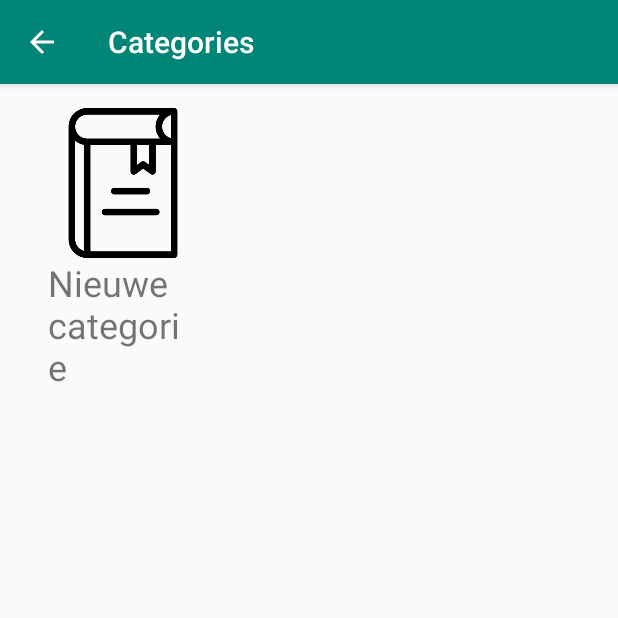
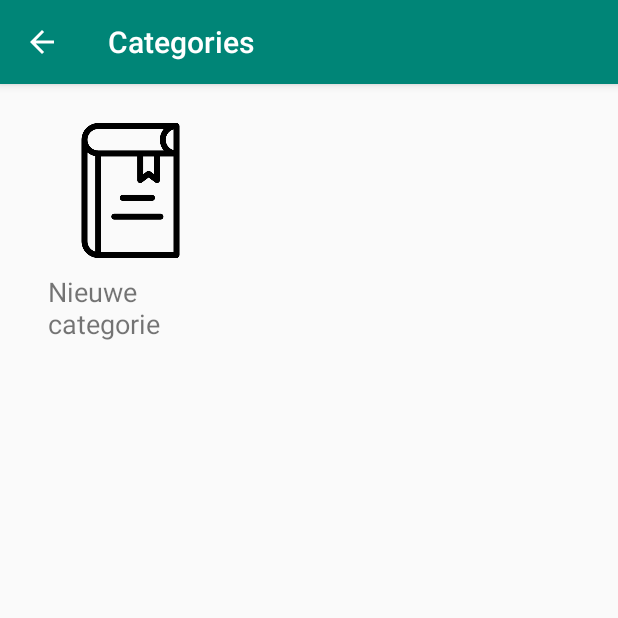
Before and after one commit to Kvtulder/Programmeer-project, an Android app: the screen it shows after launch (ManageCategoriesActivity), after a tap on "Show categories", on a phone screen of 412 x 824 dp, the top half of it. Run offline under Robolectric (Android 15) with nearby library versions, the phone set to English and light mode, and no system bars; libraries missing offline, so code that uses them is left out: com.github.mikephil.charting; 9 statements that could not run were skipped.

Commit message:
better code, more comments

```diff
--- a/app/src/main/java/com/example/kasper/insight/CSVReaderCallback.java
+++ /dev/null
@@ -1,7 +0,0 @@
-package com.example.kasper.insight;
-
-public interface CSVReaderCallback {
-
-    abstract void onInvalidFile();
-    abstract void onParseException();
-}
--- a/app/src/main/java/com/example/kasper/insight/CategoryAdapter.java
+++ b/app/src/main/java/com/example/kasper/insight/CategoryAdapter.java
@@ -12,14 +12,11 @@ import java.util.ArrayList;
 
 public class CategoryAdapter extends BaseAdapter {
 
-    private SQLManager sqlManager;
     private ArrayList<CategoryObject> categories;
     private int layoutFile;
-
-    Context context;
+    private Context context;
 
     public CategoryAdapter(Context context, int layoutFile, ArrayList<CategoryObject> categories) {
-
         this.context = context;
         this.layoutFile = layoutFile;
         this.categories = categories;
@@ -29,7 +26,7 @@ public class CategoryAdapter extends BaseAdapter {
         categories.add(position, object);
     }
 
-    // overide method for when the object can be inserted at the end
+    // overide method for when the object can be inserted at the end (like a queue)
     public void addPosition(CategoryObject object){
         categories.add(object);
     }
@@ -40,6 +37,7 @@ public class CategoryAdapter extends BaseAdapter {
             if (category.getName().equals(categoryName))
                 return categories.indexOf(category);
         }
+        // nothing found yet: return -1
         return -1;
     }
 
@@ -63,11 +61,13 @@ public class CategoryAdapter extends BaseAdapter {
 
         CategoryObject category = categories.get(position);
 
+        // inflate layout file
         if(convertView == null){
             LayoutInflater inflater = LayoutInflater.from(context);
             convertView = inflater.inflate(layoutFile, parent, false);
         }
 
+        // set the icon
         ImageView imageView = convertView.findViewById(R.id.categoryLogo);
         Drawable drawable = context.getResources().getDrawable(category.getDrawableID());
         imageView.setImageDrawable(drawable);
--- a/app/src/main/java/com/example/kasper/insight/DateSpinnerAdapter.java
+++ b/app/src/main/java/com/example/kasper/insight/DateSpinnerAdapter.java
@@ -15,7 +15,6 @@ public class DateSpinnerAdapter extends BaseAdapter {
     ArrayList<PeriodObject> dateItems = new ArrayList<>();
     Context context;
 
-
     public DateSpinnerAdapter(Context context) {
 
         this.context = context;
@@ -24,36 +23,30 @@ public class DateSpinnerAdapter extends BaseAdapter {
         SQLManager sqlManager = SQLManager.getInstance(context);
         Long millisecs = sqlManager.getOldestTransaction();
 
-
         // create two calendars, current date and oldest date
         Calendar calendarIterator = Calendar.getInstance();
         Calendar firstTransaction = Calendar.getInstance();
 
-        // if there are no transactions, getOldestTransaction returns null
-        //
+        // if there is no transaction, set oldest to current datetime
         if(millisecs != null)
-        {
             firstTransaction.setTimeInMillis(millisecs);
-        }
 
         // calculate difference
         int years = calendarIterator.get(Calendar.YEAR) - firstTransaction.get(Calendar.YEAR);
         int months = calendarIterator.get(Calendar.MONTH) - firstTransaction.get(Calendar.MONTH);
-
-        // also count the current month as an option so add 1
-        months++;
+        months++; // current month is also an option: add 1
 
         // calculate the total spinner items, one for every month
         int total = years * 12 + months;
 
+        // match months with calendar months
         calendarIterator.set(Calendar.DAY_OF_MONTH,1);
 
         // create period objects for every spinner item
         for(int i = 0; i < total; i++){
 
+            // start with the last month, than go back until no months left
             PeriodObject period = new PeriodObject(calendarIterator.getTimeInMillis());
-
-            // go back one month
             calendarIterator.add(Calendar.MONTH, -1);
             dateItems.add(period);
         }
@@ -76,13 +69,15 @@ public class DateSpinnerAdapter extends BaseAdapter {
 
     @Override
     public View getView(int position, View convertView, ViewGroup parent) {
+
+        // inflate the resource file
         if(convertView == null){
             LayoutInflater inflater = LayoutInflater.from(context);
             convertView = inflater.inflate(R.layout.date_spinner_item, parent, false);
         }
 
+        // set the textview
         TextView nameText = convertView.findViewById(R.id.nameText);
-
         PeriodObject dateItem = dateItems.get(position);
         nameText.setText(dateItem.getString());
 
--- /dev/null
+++ b/app/src/main/java/com/example/kasper/insight/FragmentPagerAdapter.java
@@ -0,0 +1,152 @@
+package com.example.kasper.insight;
+
+import android.content.Intent;
+import android.os.Bundle;
+import android.support.annotation.NonNull;
+import android.support.annotation.Nullable;
+import android.support.v4.app.Fragment;
+import android.support.v4.app.FragmentManager;
+import android.view.LayoutInflater;
+import android.view.View;
+import android.view.ViewGroup;
+import android.widget.TextView;
+
+import com.github.mikephil.charting.charts.PieChart;
+import com.github.mikephil.charting.data.Entry;
+import com.github.mikephil.charting.data.PieData;
+import com.github.mikephil.charting.data.PieDataSet;
+import com.github.mikephil.charting.data.PieEntry;
+import com.github.mikephil.charting.highlight.Highlight;
+import com.github.mikephil.charting.listener.OnChartValueSelectedListener;
+import com.github.mikephil.charting.utils.ColorTemplate;
+
+import java.util.ArrayList;
+
+public class FragmentPagerAdapter extends android.support.v4.app.FragmentPagerAdapter {
+
+    private static final int NUM_OF_TABS = 2;
+
+    FragmentItem incomeFragment = new FragmentItem();
+    FragmentItem spendingFragment = new FragmentItem();
+
+    public FragmentPagerAdapter(FragmentManager fm, PeriodObject period) {
+        super(fm);
+
+        // pass period object to the fragments
+        Bundle incomeBundle = new Bundle();
+        incomeBundle.putSerializable("period", period);
+        incomeBundle.putBoolean("income", true);
+        incomeFragment.setArguments(incomeBundle);
+
+
+        Bundle spendingBundle = new Bundle();
+        spendingBundle.putSerializable("period", period);
+        incomeBundle.putBoolean("income", false);
+        spendingFragment.setArguments(spendingBundle);
+    }
+
+    @Override
+    public Fragment getItem(int i) {
+
+        if(i == 0)
+            return incomeFragment;
+        else
+            return spendingFragment;
+    }
+
+    @Override
+    public int getCount() {
+        return NUM_OF_TABS;
+    }
+
+    public static class FragmentItem extends Fragment{
+
+        // init variables
+        private PieChart pieChart;
+        private SQLManager sqlManager;
+        private StatisticsHelper helper = new StatisticsHelper();
+        private TextView totalText;
+
+        // set default to income fragment
+        private Boolean income = Boolean.TRUE;
+
+        private ArrayList<TransactionObject> transactions;
+
+
+        @Nullable
+        @Override
+        public View onCreateView(@NonNull LayoutInflater inflater, @Nullable ViewGroup container, @Nullable Bundle savedInstanceState) {
+            View view = inflater.inflate(R.layout.insight_tab_item, container, false);
+
+            // init sql manager
+            sqlManager = SQLManager.getInstance(getContext());
+            pieChart = view.findViewById(R.id.piechart);
+            totalText = view.findViewById(R.id.totalText);
+
+            // renew the transaction list to the selected period
+            Bundle arguments = getArguments();
+            if(arguments != null) {
+                PeriodObject period = (PeriodObject) arguments.getSerializable("period");
+                income = arguments.getBoolean("income");
+                onPeriodChanged(period);
+            }
+            return view;
+        }
+
+        public void onPeriodChanged(PeriodObject period){
+
+
+            if(income){
+                transactions = sqlManager.getTransactionsByPeriod(period);
+                totalText.setText("Inkomsten deze maand: " + helper.getTotal(transactions));
+            }
+            else{
+                transactions = sqlManager.getTransactionsByPeriod(period);
+                totalText.setText("Uitgaven deze maand: " + helper.getTotal(transactions));
+
+            }
+
+            // renew the piechart
+            initPieChart();
+
+        }
+
+        // draw the pie chart
+        public void initPieChart(){
+
+            // create the dataset
+            PieDataSet dataSet = helper.getSpendingPieData(transactions, "Insight");
+            PieData data = new PieData(dataSet);
+            pieChart.setData(data);
+
+            // set the visuals
+            pieChart.animateXY(1000, 100);
+            dataSet.setColors(ColorTemplate.COLORFUL_COLORS);
+            pieChart.setHoleRadius(45f);
+            pieChart.setRotationEnabled(false);
+
+            pieChart.setOnChartValueSelectedListener(new OnChartValueSelectedListener() {
+
+                // guide the user to the category activity when clicked on a piechart category
+                @Override
+                public void onValueSelected(Entry e, Highlight h) {
+
+                    final PieEntry pieEntry = (PieEntry) e;
+                    CategoryObject category = sqlManager.getCategoryByName(pieEntry.getLabel());
+                    Intent intent = new Intent(getContext(), CategoryViewActivity.class);
+                    intent.putExtra("category", category);
+                    startActivity(intent);
+
+                }
+
+                @Override
+                public void onNothingSelected() {
+                    // never gets called because we start a new activity when a value is selected
+
+                }
+            });
+
+        }
+
+    }
+}
--- a/app/src/main/java/com/example/kasper/insight/InsightActivity.java
+++ b/app/src/main/java/com/example/kasper/insight/InsightActivity.java
@@ -3,13 +3,16 @@ package com.example.kasper.insight;
 import android.content.Context;
 import android.content.Intent;
 import android.support.annotation.Nullable;
+import android.support.v4.app.FragmentTransaction;
+import android.support.v4.view.ViewPager;
+import android.support.v7.app.ActionBar;
 import android.support.v7.app.AppCompatActivity;
 import android.os.Bundle;
-import android.util.Log;
 import android.view.Menu;
 import android.view.MenuInflater;
 import android.view.MenuItem;
 import android.view.View;
+import android.view.Window;
 import android.widget.AdapterView;
 import android.widget.Spinner;
 import android.widget.Toast;
@@ -18,112 +21,73 @@ import java.io.FileDescriptor;
 import java.io.FileNotFoundException;
 import java.util.ArrayList;
 
-// import all the piechart classes
-import com.github.mikephil.charting.charts.PieChart;
-import com.github.mikephil.charting.data.Entry;
-import com.github.mikephil.charting.data.PieData;
-import com.github.mikephil.charting.data.PieDataSet;
-import com.github.mikephil.charting.data.PieEntry;
-import com.github.mikephil.charting.highlight.Highlight;
-import com.github.mikephil.charting.listener.OnChartValueSelectedListener;
-import com.github.mikephil.charting.utils.ColorTemplate;
-
-
 public class InsightActivity extends AppCompatActivity {
-
 
     int CSVREADREQUESTCODE = 1;
 
-    // init variables
-    private PieChart pieChart;
-    private Context context;
-    private SQLManager sqlManager;
-    private StatisticsHelper helper = new StatisticsHelper();
-
     private ArrayList<TransactionObject> transactions;
-
+    private FragmentPagerAdapter.FragmentItem item;
 
     @Override
     protected void onCreate(Bundle savedInstanceState) {
 
         super.onCreate(savedInstanceState);
+        getWindow().requestFeature(Window.FEATURE_ACTION_BAR);
         setContentView(R.layout.activity_insight);
 
-        // init sql manager
-        sqlManager = SQLManager.getInstance(this);
-
-        pieChart = findViewById(R.id.piechart);
-        context = this;
+        final ActionBar actionBar = getSupportActionBar();
+        actionBar.setNavigationMode(ActionBar.NAVIGATION_MODE_TABS);
 
         // set the adapters
         final Spinner spinner = findViewById(R.id.spinner);
         spinner.setAdapter(new DateSpinnerAdapter(this));
 
-        // renew the transaction list to the selected period
+
         PeriodObject period = (PeriodObject) spinner.getSelectedItem();
-        onPeriodChanged(period);
+        final FragmentPagerAdapter adapter = new FragmentPagerAdapter(getSupportFragmentManager(), period);
+        final ViewPager viewPager = findViewById(R.id.viewPager);
+        viewPager.setAdapter(adapter);
 
+        // set up the tab listener
+        ActionBar.TabListener tabListener = new ActionBar.TabListener() {
+
+            @Override
+            public void onTabSelected(ActionBar.Tab tab, FragmentTransaction fragmentTransaction) {
+                viewPager.setCurrentItem(tab.getPosition());
+            }
+
+            @Override
+            public void onTabUnselected(ActionBar.Tab tab, FragmentTransaction fragmentTransaction) {
+            }
+
+            @Override
+            public void onTabReselected(ActionBar.Tab tab, FragmentTransaction fragmentTransaction) {
+            }
+        };
+
+        // create the two tabs
+        actionBar.addTab(actionBar.newTab().setText("Inkomsten").setTabListener(tabListener));
+        actionBar.addTab(actionBar.newTab().setText("Uitgaven").setTabListener(tabListener));
+
+        // create an reference the the open fragment
+        int position = viewPager.getCurrentItem();
+        item = (FragmentPagerAdapter.FragmentItem) adapter.getItem(position);
+
+        // set an on item listener for the dropdown menu
         spinner.setOnItemSelectedListener(new AdapterView.OnItemSelectedListener() {
             @Override
             public void onItemSelected(AdapterView<?> parent, View view, int position, long id) {
 
                 // update the UI
                 PeriodObject period = (PeriodObject) spinner.getSelectedItem();
-                onPeriodChanged(period);
+                InsightActivity.this.item.onPeriodChanged(period);
             }
 
             @Override
             public void onNothingSelected(AdapterView<?> parent) {
-
+                // do nothing
             }
         });
-
-
-    }
-
-    public void onPeriodChanged(PeriodObject period){
-
-        transactions = sqlManager.getTransactionsByPeriod(period);
-
-        // renew the piechart
-        initPieChart();
-
-    }
-
-    // draw the pie chart
-    public void initPieChart(){
-
-        // create the dataset
-        PieDataSet dataSet = helper.getSpendingPieData(transactions, "Insight");
-        PieData data = new PieData(dataSet);
-        pieChart.setData(data);
-
-        // set the visuals
-        pieChart.animateXY(1000, 100);
-        dataSet.setColors(ColorTemplate.COLORFUL_COLORS);
-        pieChart.setHoleRadius(45f);
-
-        pieChart.setOnChartValueSelectedListener(new OnChartValueSelectedListener() {
-
-            // guide the user to the category activity when clicked on a piechart category
-            @Override
-            public void onValueSelected(Entry e, Highlight h) {
-
-                final PieEntry pieEntry = (PieEntry) e;
-                CategoryObject category = sqlManager.getCategoryByName(pieEntry.getLabel());
-                Intent intent = new Intent(context, CategoryViewActivity.class);
-                intent.putExtra("category", category);
-                startActivity(intent);
-
-            }
-
-            @Override
-            public void onNothingSelected() {
-                // never gets called because we start a new activity when a value is selected
-                //
-            }
-        });
-
     }
 
     // inflate our custom toolbar menu
@@ -179,15 +143,15 @@ public class InsightActivity extends AppCompatActivity {
                     .openFileDescriptor(data.getData(), "r").getFileDescriptor();
 
             CSVReader csvReader = new CSVReader(fd, this);
-            csvReader.storeTransactions(new CSVReaderCallback() {
+            csvReader.storeTransactions(new CSVReader.CSVReaderCallback() {
                 @Override
                 public void onInvalidFile() {
-                    Toast.makeText(context, "Invalid file!", Toast.LENGTH_LONG);
+                    Toast.makeText(InsightActivity.this, "Invalid file!", Toast.LENGTH_LONG);
                 }
 
                 @Override
                 public void onParseException() {
-                    Toast.makeText(context, "Couldn't parse file!", Toast.LENGTH_LONG);
+                    Toast.makeText(InsightActivity.this, "Couldn't parse file!", Toast.LENGTH_LONG);
                 }
             });
 
--- a/app/src/main/java/com/example/kasper/insight/ManageCategoriesActivity.java
+++ b/app/src/main/java/com/example/kasper/insight/ManageCategoriesActivity.java
@@ -1,6 +1,5 @@
 package com.example.kasper.insight;
 
-import android.content.Context;
 import android.content.Intent;
 import android.os.Bundle;
 import android.support.v7.app.AppCompatActivity;
@@ -12,29 +11,24 @@ import java.util.ArrayList;
 
 public class ManageCategoriesActivity extends AppCompatActivity {
 
-    SQLManager sqlManager;
+    private SQLManager sqlManager;
+    private CategoryAdapter adapter;
+    private GridView gridView;
+    int newCategoryItemPosition = 0;
+
 
     @Override
     protected void onCreate(Bundle savedInstanceState) {
         super.onCreate(savedInstanceState);
         setContentView(R.layout.activity_manage_categories);
 
+        gridView = findViewById(R.id.gridview);
+
         sqlManager = SQLManager.getInstance(this);
+
         ArrayList<CategoryObject> categories = sqlManager.getCategories();
-
-        final CategoryAdapter adapter = new CategoryAdapter(this, R.layout.category_grid_item,
-                categories);
-
-
-        GridView gridView = findViewById(R.id.gridview);
-        gridView.setAdapter(adapter);
-
-        final CategoryObject newCategoryItem = new CategoryObject("Nieuwe categorie",
-                Icon.BOOK, false, false);
-        adapter.addPosition(newCategoryItem);
-
-        // we've added the new item at the end of the grid, so the id equals the total amount - 1
-        final int newCategoryItemPosition = adapter.getCount() - 1;
+        adapter = new CategoryAdapter(this, R.layout.category_grid_item, categories);
+        renew();
 
         // let the user view categories by clicking on them
         gridView.setOnItemClickListener(new AdapterView.OnItemClickListener() {
@@ -55,11 +49,28 @@ public class ManageCategoriesActivity extends AppCompatActivity {
 
                 startActivity(intent);
                 // start it!
-
-
             }
         });
 
     }
 
+    public void renew(){
+        ArrayList<CategoryObject> categories = sqlManager.getCategories();
+        adapter = new CategoryAdapter(this, R.layout.category_grid_item, categories);
+        gridView.setAdapter(adapter);
+
+        final CategoryObject newCategoryItem = new CategoryObject("Nieuwe categorie",
+                Icon.BOOK, false, false);
+        adapter.addPosition(newCategoryItem);
+
+        // we've added the new item at the end of the grid, so the id equals the total amount - 1
+        newCategoryItemPosition = adapter.getCount() - 1;
+    }
+
+    @Override
+    protected void onResume() {
+        super.onResume();
+        // there might have been created a new category! Make sure everything is up to date
+        renew();
+    }
 }
--- a/app/src/main/java/com/example/kasper/insight/PeriodObject.java
+++ b/app/src/main/java/com/example/kasper/insight/PeriodObject.java
@@ -1,10 +1,11 @@
 package com.example.kasper.insight;
 
+import java.io.Serializable;
 import java.text.SimpleDateFormat;
 import java.util.Calendar;
 import java.util.Date;
 
-public class PeriodObject {
+public class PeriodObject implements Serializable {
 
     String format;
     Date start;
--- a/app/src/main/java/com/example/kasper/insight/SQLManager.java
+++ b/app/src/main/java/com/example/kasper/insight/SQLManager.java
@@ -22,7 +22,7 @@ public class SQLManager extends SQLiteOpenHelper {
     private static final String TABLENAME_CATEGORIES = "categories";
     private static final String TABLENAME_LINKED_TRANSACTIONS = "linked_transactions";
 
-    private SQLManager(@Nullable Context context, @Nullable String name, @Nullable SQLiteDatabase.CursorFactory factory, int version) {
+    private SQLManager(Context context, @Nullable String name, @Nullable SQLiteDatabase.CursorFactory factory, int version) {
         super(context, name, factory, version);
 
         // init database
@@ -33,7 +33,7 @@ public class SQLManager extends SQLiteOpenHelper {
     public static SQLManager getInstance(Context context){
 
         if(instance == null)
-            instance = new SQLManager(context, DATABASENAME, null, 16);
+            instance = new SQLManager(context, DATABASENAME, null, 19);
         return instance;
     }
 
@@ -130,7 +130,7 @@ public class SQLManager extends SQLiteOpenHelper {
     }
 
 
-    public ArrayList<TransactionObject> getTransactionsWithoutCategoryID(int ID){
+    public ArrayList<TransactionObject> getTransactionsWithCategoryID(int ID){
 
         String[] whereArgs = {String.format("%d",ID)};
         Cursor cursor = database
@@ -179,7 +179,6 @@ public class SQLManager extends SQLiteOpenHelper {
         categoryData.put("spending", spending);
 
         database.insert(TABLENAME_CATEGORIES, null, categoryData);
-
     }
 
     // Transforms the cursor from the database into an arraylist with transactions
@@ -277,6 +276,8 @@ public class SQLManager extends SQLiteOpenHelper {
                 "spending INT," +
                 "drawable TEXT);";
 
+        db.execSQL(query);
+
         // create linked transations table
         query = "CREATE TABLE " + TABLENAME_LINKED_TRANSACTIONS + "(" +
                 "_id INTEGER PRIMARY KEY AUTOINCREMENT," +
@@ -285,32 +286,16 @@ public class SQLManager extends SQLiteOpenHelper {
                 "category_id INT);";
 
         db.execSQL(query);
-
-        // insert default data
-        insertDefaultCategories();
     }
 
     @Override
     public void onUpgrade(SQLiteDatabase db, int oldVersion, int newVersion) {
-        //TODO Only for testing purposes: this deletes all user data!
         // delete database and create again
         db.execSQL("DROP TABLE IF EXISTS " + TABLENAME_TRANSACTIONS);
         db.execSQL("DROP TABLE IF EXISTS " + TABLENAME_CATEGORIES);
+        db.execSQL("DROP TABLE IF EXISTS " + TABLENAME_LINKED_TRANSACTIONS);
+
         onCreate(db);
 
     }
-
-    private void insertDefaultCategories(){
-        CategoryObject object1 =
-                new CategoryObject("Algemene inkomsten", Icon.MONEY,true, false);
-        CategoryObject object2 =
-                new CategoryObject("Boodschappen", Icon.CUTLERY, false, true);
-        CategoryObject object3 =
-                new CategoryObject("Huur", Icon.HOME, false, true);
-
-        CategoryObject[] objectArray = {object1, object2, object3};
-        for(CategoryObject iterator : objectArray){
-            insertCategory(iterator);
-        }
-    }
 }
--- a/app/src/main/java/com/example/kasper/insight/TransactionFragmentStatePagerAdapter.java
+++ b/app/src/main/java/com/example/kasper/insight/TransactionFragmentStatePagerAdapter.java
@@ -59,7 +59,7 @@ public class TransactionFragmentStatePagerAdapter  extends FragmentStatePagerAda
         return fragment;
     }
 
-    public  static class TransactionListFragment extends Fragment{
+    public static class TransactionListFragment extends Fragment{
 
         private TransactionObject transaction;
         private View view;
--- a/app/src/main/res/layout/category_grid_item.xml
+++ b/app/src/main/res/layout/category_grid_item.xml
@@ -10,8 +10,10 @@
 
     <ImageView
         android:id="@+id/categoryLogo"
-        android:layout_width="100dp"
-        android:layout_height="100dp"
+        android:layout_width="90dp"
+        android:layout_height="90dp"
+        android:layout_margin="10dp"
+        android:scaleType="fitCenter"
         tools:srcCompat="@tools:sample/avatars" />
 
     <TextView
@@ -20,5 +22,6 @@
         android:layout_height="wrap_content"
         android:layout_gravity="center_horizontal"
         android:text="TextView"
-        android:textSize="24sp" />
+        android:textSize="18sp"
+        android:lines="2"/>
 </LinearLayout>
```
Also changed, not shown: app/src/main/java/com/example/kasper/insight/CSVReader.java (+7 -7 lines), app/src/main/java/com/example/kasper/insight/CategoryObject.java (+4 -4 lines), app/src/main/java/com/example/kasper/insight/CategoryViewActivity.java (+21 -18 lines), app/src/main/res/layout/activity_insight.xml (+5 -27 lines), app/src/main/res/layout/insight_tab_item.xml (added, +36 -0 lines).
